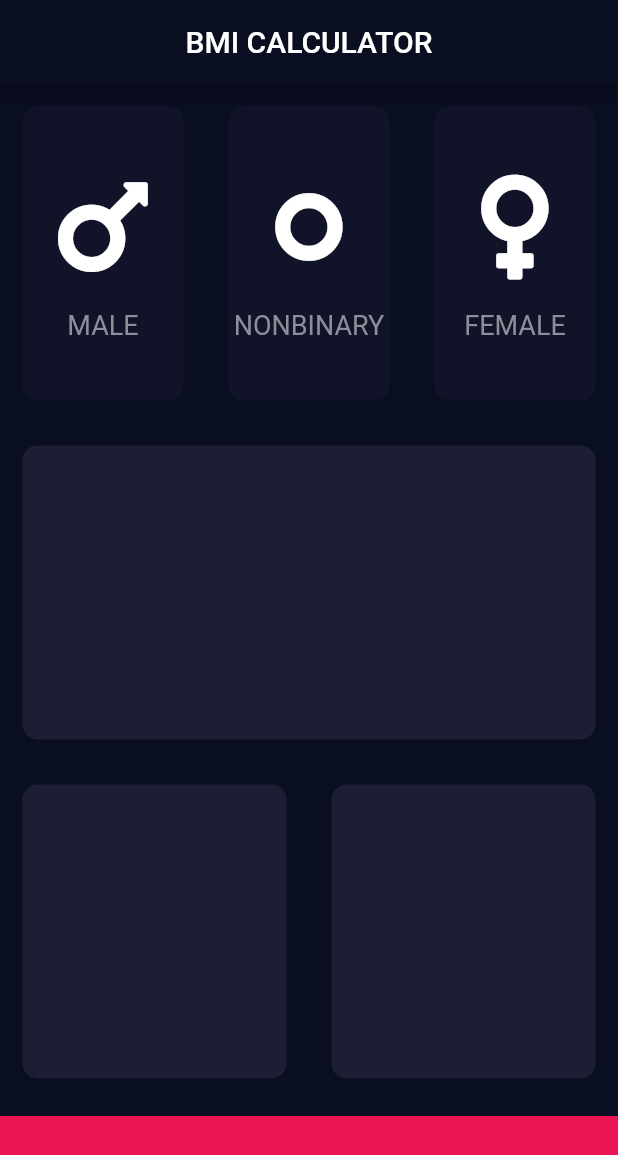
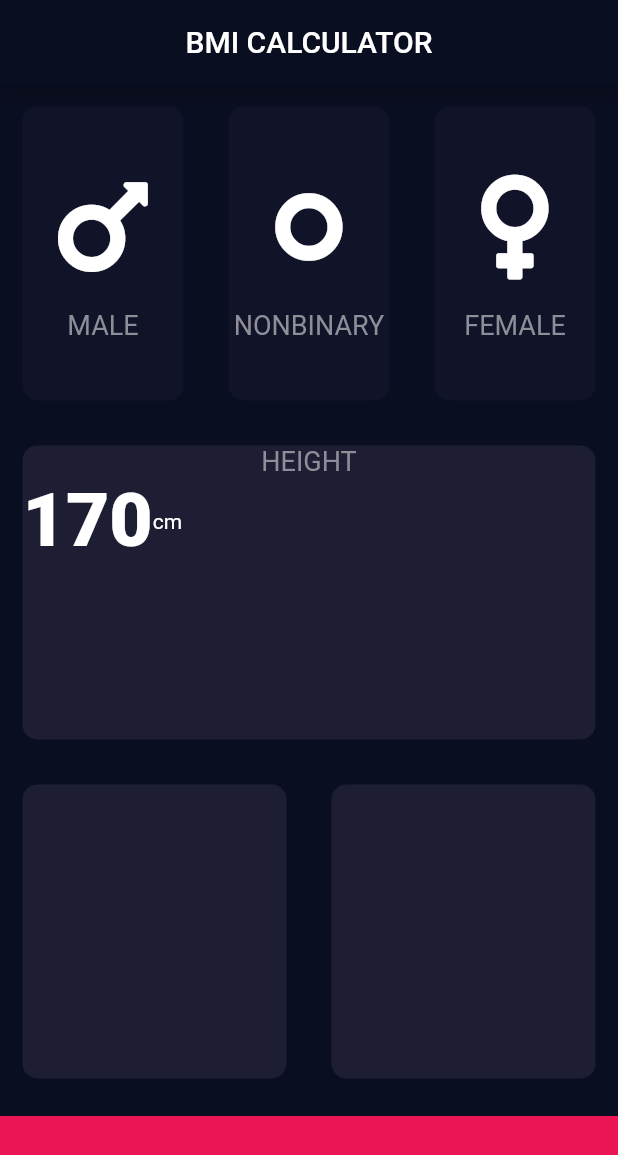
Before and after one commit to dustyfingers/bmi-calc-flutter, a Flutter app: the screen it shows after launch, on a phone screen of 412 x 824 dp. Shown: the top 1155 px of the screen. Run offline on Flutter 3.47's test engine with Material 2 defaults, Android fonts, the phone set to English and light mode, and no system bars; our stand-ins replace font_awesome_flutter.

Commit message:
refactored code with constants and began building simple height selector using slider widget

```diff
--- /dev/null
+++ b/lib/constants.dart
@@ -0,0 +1,16 @@
+import 'package:flutter/material.dart';
+
+const EdgeInsets kStandardMargin = EdgeInsets.all(15.0);
+const EdgeInsets kTopMargin = EdgeInsets.only(top: 10.0);
+const double kBottomContainerHeight = 80.0;
+const Color kActiveCardColor = Color(0xFF1D1E33);
+const Color kInactiveCardColor = Color(0xFF111328);
+const Color kBottomContainerColor = Color(0xFFEB1555);
+const Color kPrimaryColor = Color(0xFF0A0E21);
+const Color kTextColor = Color(0xFF8D8E98);
+const double kIconSize = 80.0;
+const SizedBox kSpacer = SizedBox(height: 15.0);
+const TextStyle kLabelTextStyle = TextStyle(
+  fontSize: 18.0,
+  color: kTextColor,
+);
--- a/lib/icon_content.dart
+++ b/lib/icon_content.dart
@@ -1,12 +1,6 @@
 import 'package:flutter/material.dart';
 
-const textColor = 0xFF8D8E98;
-const iconSize = 80.0;
-const spacer = SizedBox(height: 15.0);
-const labelTextStyle = TextStyle(
-  fontSize: 18.0,
-  color: Color(textColor),
-);
+import 'package:bmi_calculator_flutter/constants.dart';
 
 class IconContent extends StatelessWidget {
   final IconData icon;
@@ -20,10 +14,10 @@ class IconContent extends StatelessWidget {
       children: <Widget>[
         Icon(
           icon,
-          size: iconSize,
+          size: kIconSize,
         ),
-        spacer,
-        Text(label, style: labelTextStyle),
+        kSpacer,
+        Text(label, style: kLabelTextStyle),
       ],
     );
   }
--- a/lib/input_page.dart
+++ b/lib/input_page.dart
@@ -3,11 +3,7 @@ import 'package:font_awesome_flutter/font_awesome_flutter.dart';
 
 import 'package:bmi_calculator_flutter/reusable_card.dart';
 import 'package:bmi_calculator_flutter/icon_content.dart';
-
-const bottomContainerHeight = 80.0;
-const activeCardColor = Color(0xFF1D1E33);
-const inactiveCardColor = Color(0xFF111328);
-const bottomContainerColor = Color(0xFFEB1555);
+import 'package:bmi_calculator_flutter/constants.dart';
 
 enum Gender { male, female, nonbinary }
 
@@ -28,7 +24,9 @@ class _InputPageState extends State<InputPage> {
         ),
       ),
       body: Column(
+        crossAxisAlignment: CrossAxisAlignment.stretch,
         children: <Widget>[
+          // Gender Selection
           Expanded(
             child: Row(
               children: <Widget>[
@@ -40,8 +38,8 @@ class _InputPageState extends State<InputPage> {
                       });
                     },
                     color: selectedGender == Gender.male
-                        ? activeCardColor
-                        : inactiveCardColor,
+                        ? kActiveCardColor
+                        : kInactiveCardColor,
                     cardChild: IconContent(
                       icon: FontAwesomeIcons.mars,
                       label: 'MALE',
@@ -56,8 +54,8 @@ class _InputPageState extends State<InputPage> {
                       });
                     },
                     color: selectedGender == Gender.nonbinary
-                        ? activeCardColor
-                        : inactiveCardColor,
+                        ? kActiveCardColor
+                        : kInactiveCardColor,
                     cardChild: IconContent(
                       icon: FontAwesomeIcons.genderless,
                       label: 'NONBINARY',
@@ -72,8 +70,8 @@ class _InputPageState extends State<InputPage> {
                       });
                     },
                     color: selectedGender == Gender.female
-                        ? activeCardColor
-                        : inactiveCardColor,
+                        ? kActiveCardColor
+                        : kInactiveCardColor,
                     cardChild: IconContent(
                       icon: FontAwesomeIcons.venus,
                       label: 'FEMALE',
@@ -83,32 +81,47 @@ class _InputPageState extends State<InputPage> {
               ],
             ),
           ),
+          // Height Selection
           Expanded(
             child: ReusableCard(
-              color: activeCardColor,
-            ),
+                color: kActiveCardColor,
+                cardChild: Column(
+                  children: <Widget>[
+                    Text('HEIGHT', style: kLabelTextStyle),
+                    Row(
+                      children: <Widget>[
+                        Text(
+                          '170',
+                          style: TextStyle(
+                              fontSize: 50.0, fontWeight: FontWeight.w800),
+                        ),
+                        Text('cm'),
+                      ],
+                    ),
+                  ],
+                )),
           ),
           Expanded(
             child: Row(
               children: <Widget>[
                 Expanded(
                   child: ReusableCard(
-                    color: activeCardColor,
+                    color: kActiveCardColor,
                   ),
                 ),
                 Expanded(
                   child: ReusableCard(
-                    color: activeCardColor,
+                    color: kActiveCardColor,
                   ),
                 ),
               ],
             ),
           ),
           Container(
-            color: bottomContainerColor,
-            margin: EdgeInsets.only(top: 10.0),
+            color: kBottomContainerColor,
+            margin: kTopMargin,
             width: double.infinity,
-            height: bottomContainerHeight,
+            height: kBottomContainerHeight,
           ),
         ],
       ),
--- a/lib/main.dart
+++ b/lib/main.dart
@@ -1,6 +1,7 @@
 import 'package:flutter/material.dart';
 
 import 'package:bmi_calculator_flutter/input_page.dart';
+import 'package:bmi_calculator_flutter/constants.dart';
 
 void main() => runApp(BMICalculator());
 
@@ -9,8 +10,8 @@ class BMICalculator extends StatelessWidget {
   Widget build(BuildContext context) {
     return MaterialApp(
       theme: ThemeData.dark().copyWith(
-        primaryColor: Color(0xFF0A0E21),
-        scaffoldBackgroundColor: Color(0xFF0A0E21),
+        primaryColor: kPrimaryColor,
+        scaffoldBackgroundColor: kPrimaryColor,
       ),
       home: InputPage(),
     );
--- a/lib/reusable_card.dart
+++ b/lib/reusable_card.dart
@@ -1,4 +1,6 @@
 import 'package:flutter/material.dart';
+
+import 'package:bmi_calculator_flutter/constants.dart';
 
 class ReusableCard extends StatelessWidget {
   ReusableCard({@required this.color, this.cardChild, this.onPress});
@@ -14,7 +16,7 @@ class ReusableCard extends StatelessWidget {
       onTap: onPress,
       child: Container(
         child: cardChild,
-        margin: EdgeInsets.all(15.0),
+        margin: kStandardMargin,
         decoration: BoxDecoration(
           borderRadius: BorderRadius.circular(10.0),
           color: color,
```
